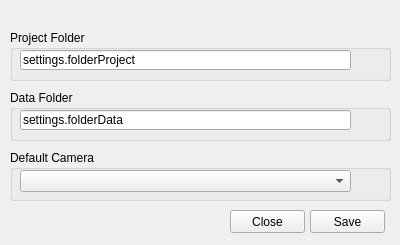
First picture: the form in AutoFTG/qtGui/settingsGui.ui, repository bilkos/AutoFTG-Scripts_Metashape-Pro, before the edit.
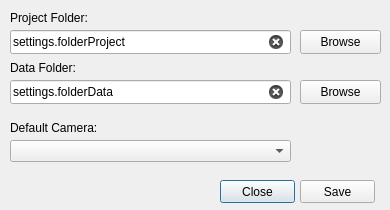
Second picture: the form after the edit. Icons and pictures are not drawn.

Commit message: Version 2.1.0-beta released. New settings menus.

Diff of the .ui file:
```diff
--- a/AutoFTG/qtGui/settingsGui.ui
+++ b/AutoFTG/qtGui/settingsGui.ui
@@ -7,148 +7,18 @@
    <rect>
     <x>0</x>
     <y>0</y>
-    <width>400</width>
-    <height>245</height>
+    <width>390</width>
+    <height>210</height>
    </rect>
   </property>
   <property name="windowTitle">
    <string notr="true">AutoFTG Settings</string>
   </property>
-  <widget class="QGroupBox" name="groupBox">
-   <property name="geometry">
-    <rect>
-     <x>10</x>
-     <y>30</y>
-     <width>381</width>
-     <height>51</height>
-    </rect>
-   </property>
-   <property name="title">
-    <string notr="true">Project Folder</string>
-   </property>
-   <widget class="QLineEdit" name="lineProjFolder">
-    <property name="geometry">
-     <rect>
-      <x>10</x>
-      <y>20</y>
-      <width>331</width>
-      <height>20</height>
-     </rect>
-    </property>
-    <property name="text">
-     <string notr="true">settings.folderProject</string>
-    </property>
-   </widget>
-   <widget class="QPushButton" name="btnProjFolder">
-    <property name="geometry">
-     <rect>
-      <x>340</x>
-      <y>20</y>
-      <width>41</width>
-      <height>23</height>
-     </rect>
-    </property>
-    <property name="text">
-     <string notr="true"/>
-    </property>
-    <property name="icon">
-     <iconset resource="../qtresources.qrc">
-      <normaloff>:/AutoFTG/openfolder.png</normaloff>:/AutoFTG/openfolder.png</iconset>
-    </property>
-    <property name="iconSize">
-     <size>
-      <width>24</width>
-      <height>24</height>
-     </size>
-    </property>
-    <property name="flat">
-     <bool>true</bool>
-    </property>
-   </widget>
-  </widget>
-  <widget class="QGroupBox" name="groupBox_2">
-   <property name="geometry">
-    <rect>
-     <x>10</x>
-     <y>90</y>
-     <width>381</width>
-     <height>51</height>
-    </rect>
-   </property>
-   <property name="title">
-    <string notr="true">Data Folder</string>
-   </property>
-   <widget class="QLineEdit" name="lineDataFolder">
-    <property name="geometry">
-     <rect>
-      <x>10</x>
-      <y>20</y>
-      <width>331</width>
-      <height>20</height>
-     </rect>
-    </property>
-    <property name="text">
-     <string notr="true">settings.folderData</string>
-    </property>
-   </widget>
-   <widget class="QPushButton" name="btnDataFolder">
-    <property name="geometry">
-     <rect>
-      <x>340</x>
-      <y>20</y>
-      <width>41</width>
-      <height>23</height>
-     </rect>
-    </property>
-    <property name="text">
-     <string notr="true"/>
-    </property>
-    <property name="icon">
-     <iconset resource="../qtresources.qrc">
-      <normaloff>:/AutoFTG/picture-folder.png</normaloff>:/AutoFTG/picture-folder.png</iconset>
-    </property>
-    <property name="iconSize">
-     <size>
-      <width>21</width>
-      <height>21</height>
-     </size>
-    </property>
-    <property name="flat">
-     <bool>true</bool>
-    </property>
-   </widget>
-  </widget>
-  <widget class="QGroupBox" name="groupBox_3">
-   <property name="geometry">
-    <rect>
-     <x>10</x>
-     <y>150</y>
-     <width>381</width>
-     <height>51</height>
-    </rect>
-   </property>
-   <property name="title">
-    <string notr="true">Default Camera</string>
-   </property>
-   <widget class="QComboBox" name="comboBoxCamera">
-    <property name="geometry">
-     <rect>
-      <x>10</x>
-      <y>20</y>
-      <width>331</width>
-      <height>22</height>
-     </rect>
-    </property>
-    <property name="currentIndex">
-     <number>-1</number>
-    </property>
-   </widget>
-  </widget>
   <widget class="QPushButton" name="btnClose">
    <property name="geometry">
     <rect>
-     <x>230</x>
-     <y>210</y>
+     <x>220</x>
+     <y>180</y>
      <width>75</width>
      <height>23</height>
     </rect>
@@ -160,8 +30,8 @@
   <widget class="QPushButton" name="btnSave">
    <property name="geometry">
     <rect>
-     <x>310</x>
-     <y>210</y>
+     <x>300</x>
+     <y>180</y>
      <width>75</width>
      <height>23</height>
     </rect>
@@ -170,7 +40,153 @@
     <string notr="true">Save</string>
    </property>
   </widget>
+  <widget class="QComboBox" name="comboBoxCamera">
+   <property name="geometry">
+    <rect>
+     <x>10</x>
+     <y>140</y>
+     <width>281</width>
+     <height>22</height>
+    </rect>
+   </property>
+   <property name="currentText">
+    <string notr="true"/>
+   </property>
+   <property name="currentIndex">
+    <number>-1</number>
+   </property>
+  </widget>
+  <widget class="QLineEdit" name="lineDataFolder">
+   <property name="geometry">
+    <rect>
+     <x>10</x>
+     <y>80</y>
+     <width>281</width>
+     <height>24</height>
+    </rect>
+   </property>
+   <property name="inputMask">
+    <string notr="true"/>
+   </property>
+   <property name="text">
+    <string notr="true">settings.folderData</string>
+   </property>
+   <property name="clearButtonEnabled">
+    <bool>true</bool>
+   </property>
+  </widget>
+  <widget class="QPushButton" name="btnDataFolder">
+   <property name="geometry">
+    <rect>
+     <x>300</x>
+     <y>80</y>
+     <width>81</width>
+     <height>24</height>
+    </rect>
+   </property>
+   <property name="text">
+    <string notr="true">Browse</string>
+   </property>
+   <property name="icon">
+    <iconset resource="../qtresources.qrc">
+     <normaloff>:/AutoFTG/openfolder.png</normaloff>:/AutoFTG/openfolder.png</iconset>
+   </property>
+   <property name="iconSize">
+    <size>
+     <width>21</width>
+     <height>21</height>
+    </size>
+   </property>
+   <property name="flat">
+    <bool>false</bool>
+   </property>
+  </widget>
+  <widget class="QLineEdit" name="lineProjFolder">
+   <property name="geometry">
+    <rect>
+     <x>10</x>
+     <y>30</y>
+     <width>281</width>
+     <height>24</height>
+    </rect>
+   </property>
+   <property name="inputMask">
+    <string notr="true"/>
+   </property>
+   <property name="text">
+    <string notr="true">settings.folderProject</string>
+   </property>
+   <property name="clearButtonEnabled">
+    <bool>true</bool>
+   </property>
+  </widget>
+  <widget class="QPushButton" name="btnProjFolder">
+   <property name="geometry">
+    <rect>
+     <x>300</x>
+     <y>30</y>
+     <width>81</width>
+     <height>24</height>
+    </rect>
+   </property>
+   <property name="text">
+    <string notr="true">Browse</string>
+   </property>
+   <property name="icon">
+    <iconset resource="../qtresources.qrc">
+     <normaloff>:/AutoFTG/openfolder.png</normaloff>:/AutoFTG/openfolder.png</iconset>
+   </property>
+   <property name="iconSize">
+    <size>
+     <width>21</width>
+     <height>21</height>
+    </size>
+   </property>
+   <property name="flat">
+    <bool>false</bool>
+   </property>
+  </widget>
+  <widget class="QLabel" name="label">
+   <property name="geometry">
+    <rect>
+     <x>10</x>
+     <y>10</y>
+     <width>81</width>
+     <height>16</height>
+    </rect>
+   </property>
+   <property name="text">
+    <string>Project Folder:</string>
+   </property>
+  </widget>
+  <widget class="QLabel" name="label_2">
+   <property name="geometry">
+    <rect>
+     <x>10</x>
+     <y>60</y>
+     <width>81</width>
+     <height>16</height>
+    </rect>
+   </property>
+   <property name="text">
+    <string>Data Folder:</string>
+   </property>
+  </widget>
+  <widget class="QLabel" name="label_3">
+   <property name="geometry">
+    <rect>
+     <x>10</x>
+     <y>120</y>
+     <width>91</width>
+     <height>16</height>
+    </rect>
+   </property>
+   <property name="text">
+    <string>Default Camera:</string>
+   </property>
+  </widget>
  </widget>
+ <layoutdefault spacing="5" margin="10"/>
  <resources>
   <include location="../qtresources.qrc"/>
  </resources>
```
Left out of the diff: 17 changed lines with no effect on the pictures. The commit also changes 8 other files.
